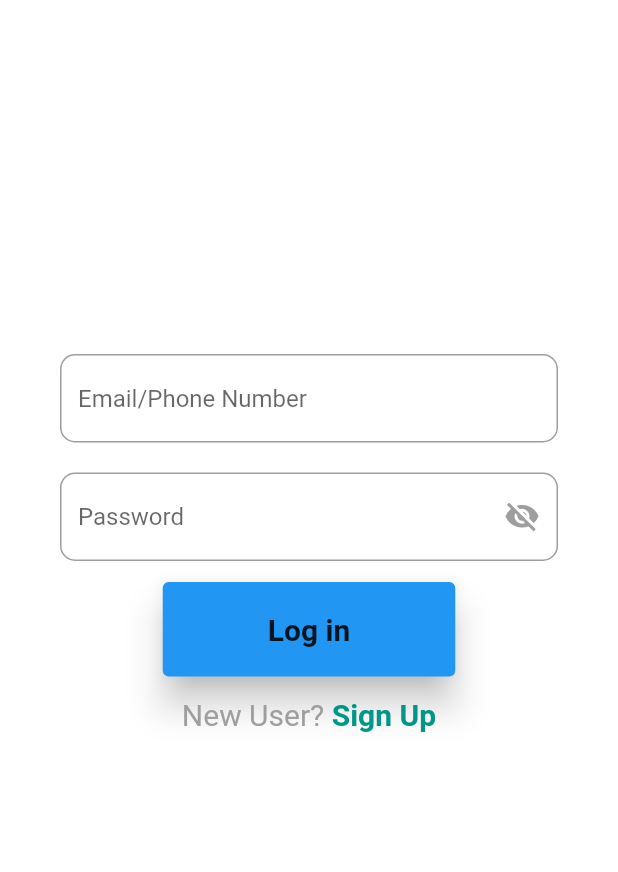
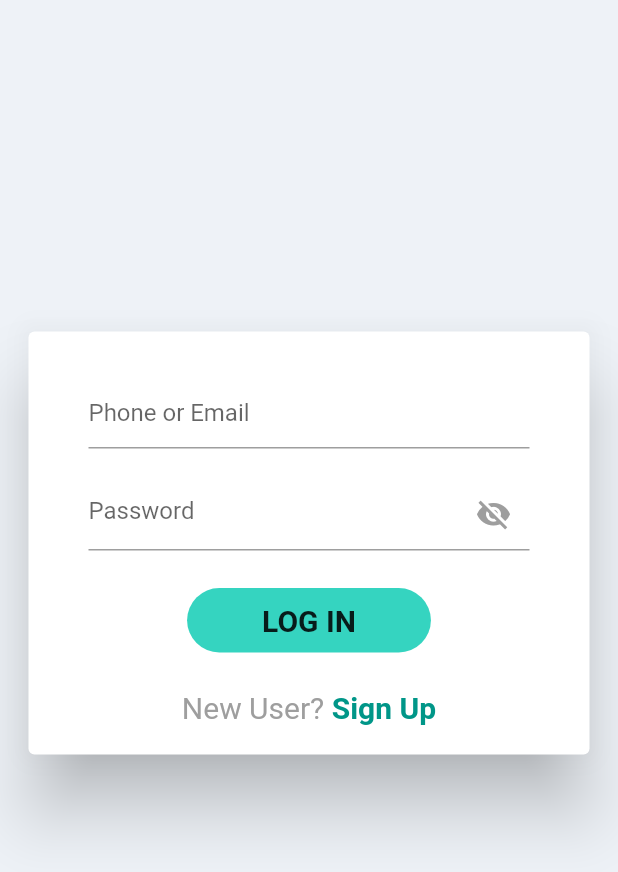
Before and after one commit to ngbede/kiosk, a Flutter app: the screen it shows after launch, on a phone screen of 412 x 824 dp. Shown: the top 872 px of the screen. Run offline on Flutter 3.47's test engine with Material 2 defaults, Android fonts, the phone set to English and light mode, and no system bars.

Commit message:
redesigned login layout, added signup route

```diff
--- a/lib/main.dart
+++ b/lib/main.dart
@@ -10,7 +10,6 @@ void main() {
   runApp(MyApp());
 }
 
-//TODO: Design the login screen
 //TODO: Design the registration screen
 //TODO: Create a new firebase project with your account
 //TODO: Design a splash screen
--- a/lib/screens/login_screen/login.dart
+++ b/lib/screens/login_screen/login.dart
@@ -6,12 +6,20 @@ class Login extends StatelessWidget {
   Widget build(BuildContext context) {
     return SafeArea(
       child: Scaffold(
-        backgroundColor: Color(0XFFFFFFFF),
+        backgroundColor: Color(0XFFEEF2F7),
         body: Column(
           mainAxisAlignment: MainAxisAlignment.center,
           children: [
+            Padding(
+              padding: EdgeInsets.only(left: 15, right: 15, bottom: 100),
+              child: Card(
+                elevation: 20,
+                child: Padding(
+                  padding: EdgeInsets.all(20.0),
+                  child: Column(
+                    children: [
                       InputField(
-              hint: "Email/Phone Number",
+                        hint: "Phone or Email",
                         keyboard: TextInputType.emailAddress,
                       ),
                       InputField(
@@ -20,19 +28,24 @@ class Login extends StatelessWidget {
                       ),
                       GestureDetector(
                         onTap: () => print("Log in button pressed"),
-              child: Card(
                         child: Container(
-                  margin: EdgeInsets.symmetric(horizontal: 70, vertical: 20),
+                          decoration: BoxDecoration(
+                            color: Color(0XFF35D4C0),
+                            borderRadius: BorderRadius.circular(30.0),
+                          ),
+                          margin: EdgeInsets.symmetric(
+                              horizontal: 70, vertical: 15),
+                          child: Padding(
+                            padding: EdgeInsets.symmetric(
+                                horizontal: 50, vertical: 10),
                             child: Text(
-                    "Log in",
+                              "LOG IN",
                               style: TextStyle(
                                 fontWeight: FontWeight.bold,
                                 fontSize: 20,
                               ),
                             ),
                           ),
-                elevation: 10,
-                color: Colors.blue,
                         ),
                       ),
                       SizedBox(height: 10),
@@ -44,7 +57,10 @@ class Login extends StatelessWidget {
                             style: TextStyle(color: Colors.grey, fontSize: 20),
                           ),
                           GestureDetector(
-                  onTap: () => print("Navigate to sign up screen"),
+                            onTap: () {
+                              print("Navigate to sign up screen");
+                              Navigator.pushNamed(context, "register");
+                            },
                             child: Text(
                               " Sign Up",
                               style: TextStyle(
@@ -55,7 +71,11 @@ class Login extends StatelessWidget {
                           )
                         ],
                       ),
-            SizedBox(height: 110),
+                    ],
+                  ),
+                ),
+              ),
+            ),
           ],
         ),
         resizeToAvoidBottomPadding: false,
--- a/lib/screens/signup_screen/register.dart
+++ b/lib/screens/signup_screen/register.dart
@@ -3,6 +3,12 @@ import 'package:flutter/material.dart';
 class Register extends StatelessWidget {
   @override
   Widget build(BuildContext context) {
-    return Container();
+    return SafeArea(
+      child: Scaffold(
+        body: Container(
+          child: Text("Sign up here"),
+        ),
+      ),
+    );
   }
 }
--- a/lib/widgets/login_widgets/inputfield.dart
+++ b/lib/widgets/login_widgets/inputfield.dart
@@ -20,13 +20,11 @@ class _InputFieldState extends State<InputField> {
   @override
   Widget build(BuildContext context) {
     return Padding(
-      padding: EdgeInsets.symmetric(horizontal: 40.0, vertical: 10),
+      padding: EdgeInsets.symmetric(horizontal: 20.0, vertical: 10),
       child: TextField(
+        obscuringCharacter: "*",
         decoration: InputDecoration(
           hintText: widget.hint,
-          border: OutlineInputBorder(
-            borderRadius: BorderRadius.circular(10),
-          ),
           suffixIcon: widget.iconVisible
               ? GestureDetector(
                   onTap: () {
@@ -44,6 +42,7 @@ class _InputFieldState extends State<InputField> {
                         )
                       : Icon(
                           Icons.visibility_sharp,
+                          color: Colors.teal,
                         ),
                 )
               : null,
--- a/pubspec.yaml
+++ b/pubspec.yaml
@@ -28,8 +28,8 @@ dependencies:
   # The following adds the Cupertino Icons font to your application.
   # Use with the CupertinoIcons class for iOS style icons.
   cupertino_icons: ^1.0.0
-  firebase_core: ^0.5.2
-  firebase_auth: ^0.18.3
+  # firebase_core: ^0.5.2
+  # firebase_auth: ^0.18.3
 
 dev_dependencies:
   flutter_test:
```
Also changed, not shown: pubspec.lock. Lines whose indentation alone changed are shown as unchanged.
